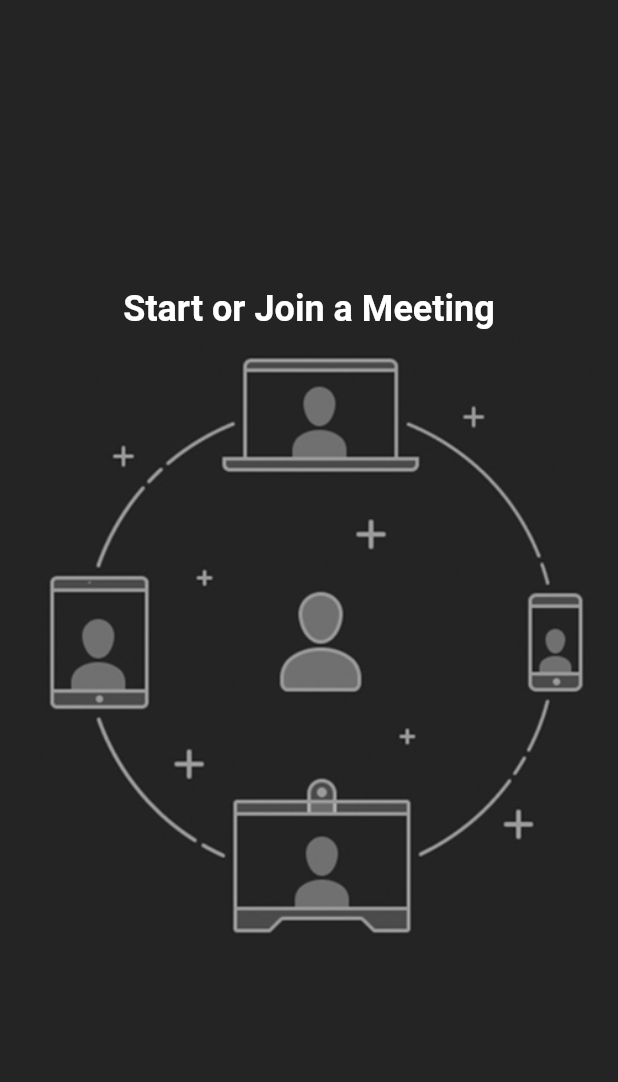
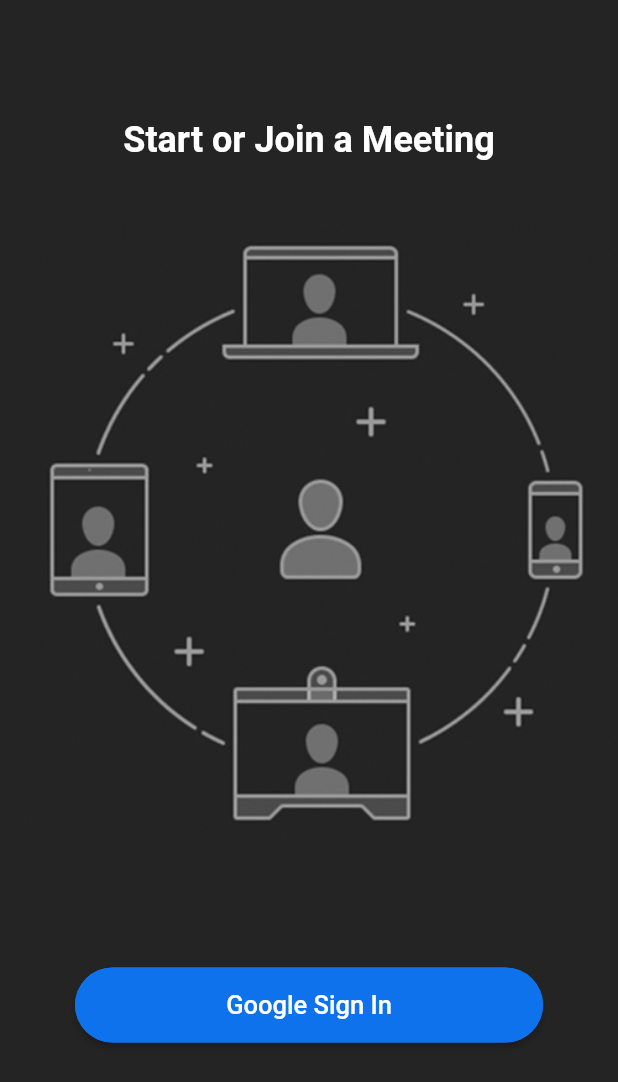
Before and after one commit to Siddhant-72s76/zoom-clone, a Flutter app: the screen it shows after launch, on a phone screen of 412 x 824 dp. Shown: the top 1082 px of the screen. Run offline on Flutter 3.47's test engine with Material 2 defaults, Android fonts, the phone set to English and light mode, and no system bars.

Commit message:
Login Screen UI Created

```diff
--- a/lib/main.dart
+++ b/lib/main.dart
@@ -24,3 +24,5 @@ class MyApp extends StatelessWidget {
     );
   }
 }
+
+// 13 : 44
--- a/lib/screens/login_screen.dart
+++ b/lib/screens/login_screen.dart
@@ -1,4 +1,5 @@
 import 'package:flutter/material.dart';
+import 'package:zoom_clone/widgets/custom_button.dart';
 
 class LoginScreen extends StatefulWidget {
   const LoginScreen({super.key});
@@ -21,7 +22,14 @@ class _LoginScreenState extends State<LoginScreen> {
               fontWeight: FontWeight.bold,
             ),
           ),
-          Image.asset('assets/images/onboarding.jpg'),
+          Padding(
+            padding: const EdgeInsets.symmetric(vertical: 38.0),
+            child: Image.asset('assets/images/onboarding.jpg'),
+          ),
+          CustomButton(
+            text: 'Google Sign In',
+            onPressed: () {},
+          ),
         ],
       ),
     );
--- /dev/null
+++ b/lib/widgets/custom_button.dart
@@ -0,0 +1,40 @@
+import 'package:flutter/material.dart';
+import 'package:zoom_clone/utils/colors.dart';
+
+class CustomButton extends StatelessWidget {
+  final String text;
+  // final Function() onPressed
+  final VoidCallback onPressed;
+  const CustomButton({
+    super.key,
+    required this.text,
+    required this.onPressed,
+  });
+
+  @override
+  Widget build(BuildContext context) {
+    return Padding(
+      padding: const EdgeInsets.all(50.0),
+      child: ElevatedButton(
+        onPressed: onPressed,
+        style: ElevatedButton.styleFrom(
+          primary: buttonColor,
+          minimumSize: const Size(
+            double.infinity,
+            50,
+          ),
+          shape: RoundedRectangleBorder(
+            borderRadius: BorderRadius.circular(30),
+            side: const BorderSide(color: buttonColor),
+          ),
+        ),
+        child: Text(
+          text,
+          style: const TextStyle(
+            fontSize: 17,
+          ),
+        ),
+      ),
+    );
+  }
+}
```
